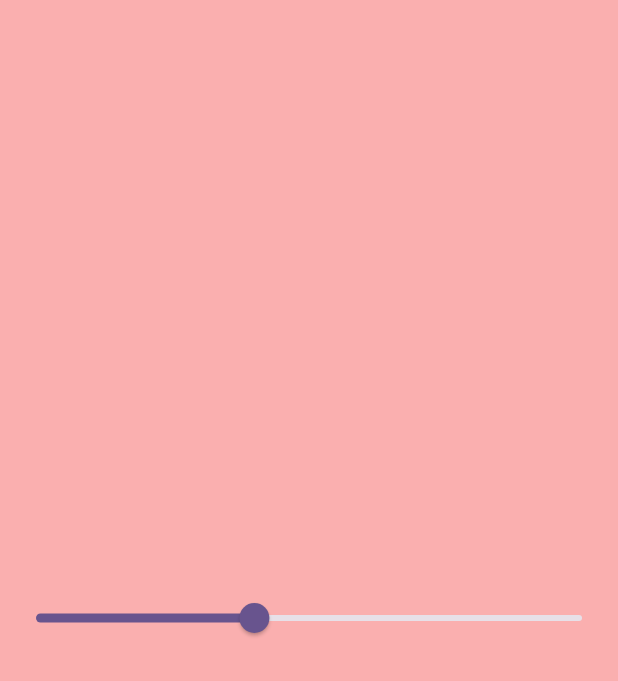
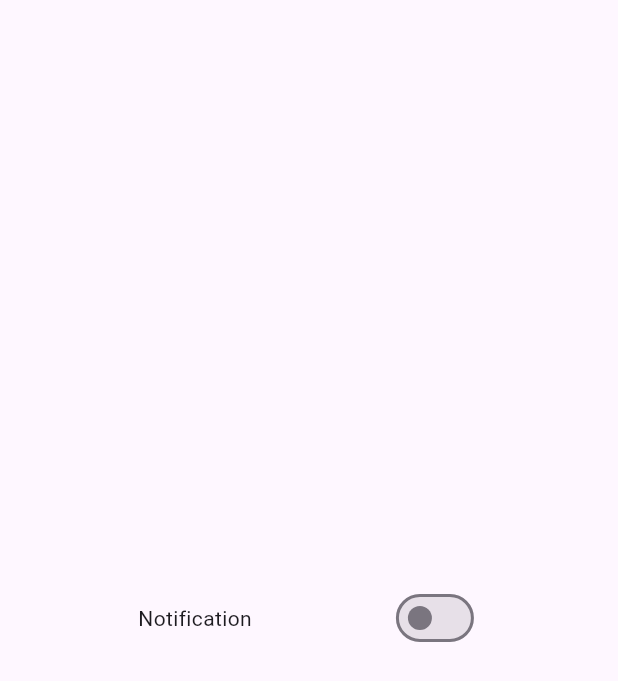
Before and after one commit to mostafijur-devs/getX, a Flutter app: the screen it shows after launch, on a phone screen of 412 x 824 dp. Shown: the top 681 px of the screen. Run offline on Flutter 3.47's test engine with Material 3 defaults, Android fonts, the phone set to English and light mode, and no system bars; our stand-ins replace get.

Commit message:
switch use to Getx

```diff
--- /dev/null
+++ b/lib/controller/switch_controller.dart
@@ -0,0 +1,9 @@
+import 'package:get/get.dart';
+
+class SwitchController extends GetxController{
+   RxBool notification = false.obs;
+
+   changeSwitchValue ( value){
+     notification.value = value;
+   }
+}
--- a/lib/main.dart
+++ b/lib/main.dart
@@ -1,6 +1,6 @@
 import 'package:flutter/material.dart';
 import 'package:get/get.dart';
-import 'screens/slider_color_screen.dart';
+import 'screens/switch_screen.dart';
 
 void main() {
   runApp(const MyApp());
@@ -17,7 +17,7 @@ class MyApp extends StatelessWidget {
       theme: ThemeData(
         colorScheme: ColorScheme.fromSeed(seedColor: Colors.deepPurple),
       ),
-      home: const SliderColorScreen(),
+      home: const SwitchScreen(),
     );
   }
 }
--- /dev/null
+++ b/lib/screens/switch_screen.dart
@@ -0,0 +1,24 @@
+import 'package:flutter/material.dart';
+import 'package:get/get.dart';
+import 'package:getx_state_manegment/controller/switch_controller.dart';
+
+class SwitchScreen extends StatelessWidget {
+  const SwitchScreen({super.key});
+
+  @override
+  Widget build(BuildContext context) {
+    SwitchController switchController = SwitchController();
+    return Scaffold(
+body: Center(
+  child: Row(
+    mainAxisAlignment: MainAxisAlignment.spaceEvenly,
+    children: [
+      Text('Notification'),
+      Obx(() =>
+      Switch(value:switchController.notification.value , onChanged: switchController.changeSwitchValue,))
+    ],
+  ),
+),
+    );
+  }
+}
```
